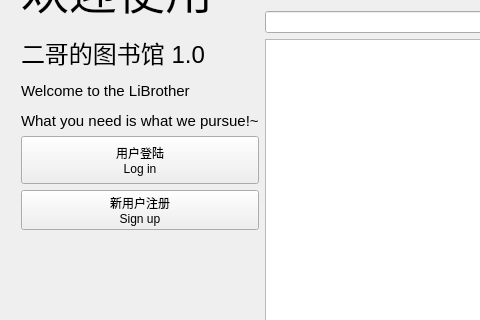
The window that LiBrother/LiBrotherClient/mainwindow.ui (sxtyzhangzk/LiBrother) describes before a commit, drawn with Qt 5; both pictures show x 0 to 480 and y 85 to 405 of the 652 by 544 pixel window.
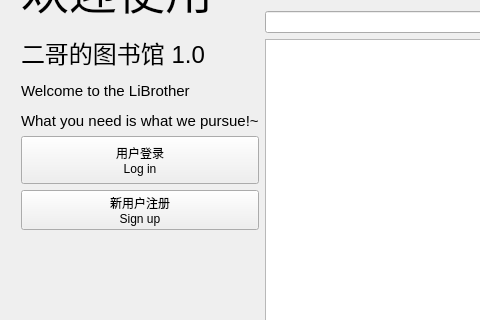
The same window after the commit.

What changed in the file:
```diff
--- a/LiBrother/LiBrotherClient/mainwindow.ui
+++ b/LiBrother/LiBrotherClient/mainwindow.ui
@@ -69,7 +69,7 @@
               </size>
              </property>
              <property name="text">
-              <string>用户登陆
+              <string>用户登录
 Log in</string>
              </property>
             </widget>
```
